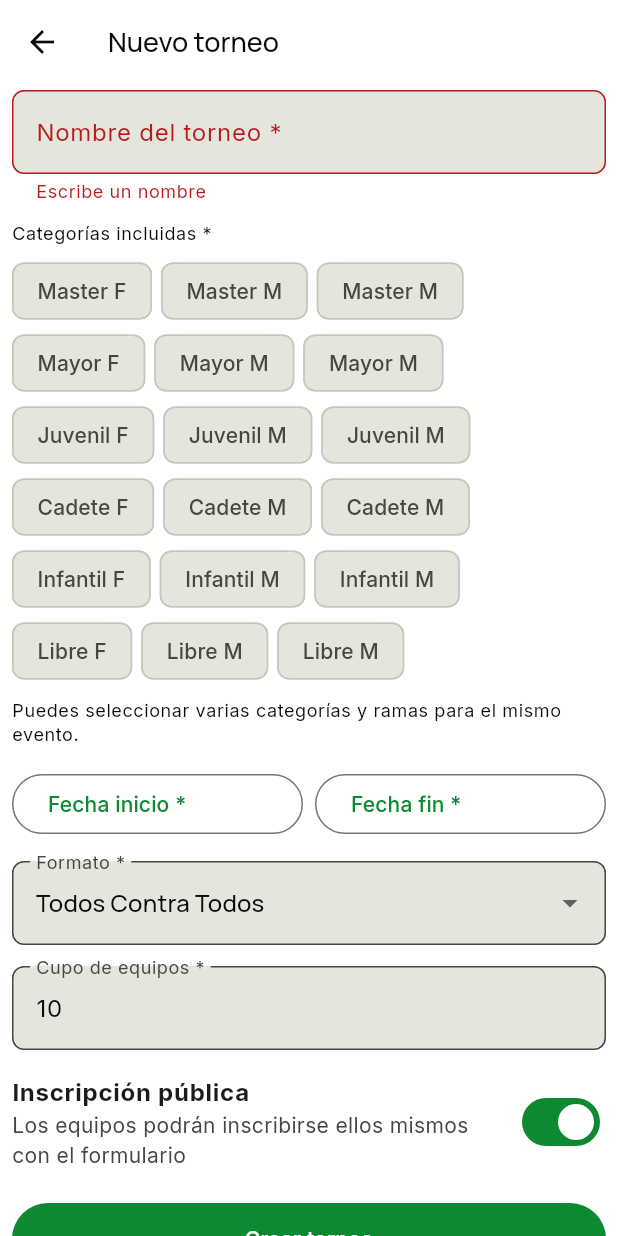
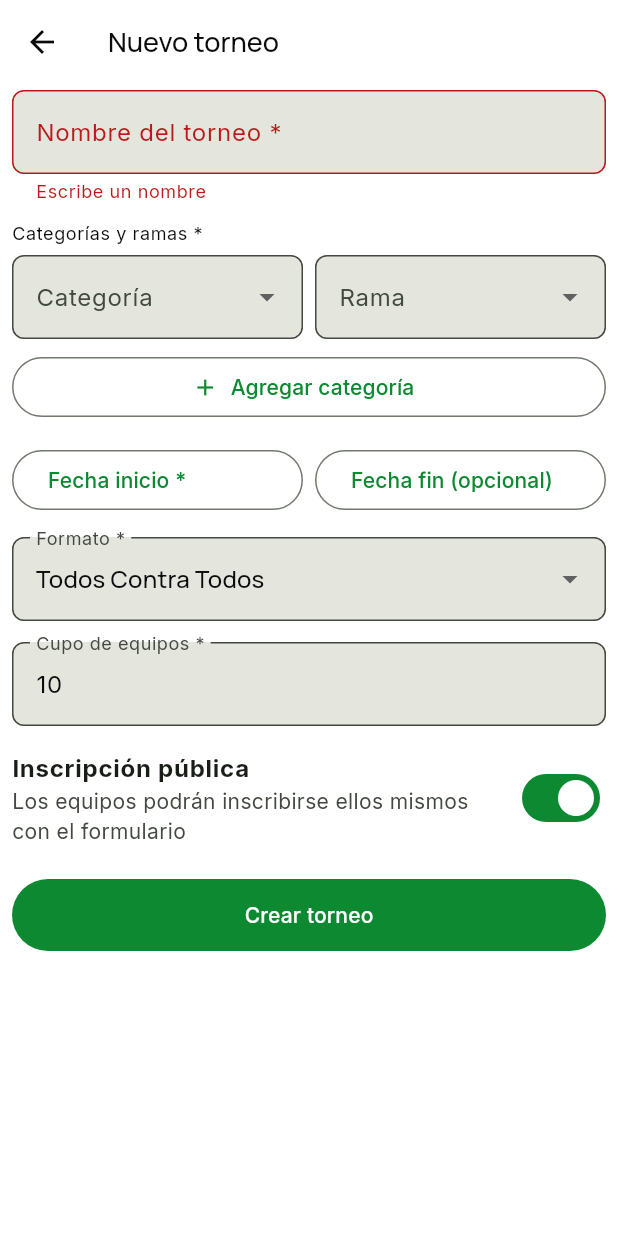
Before and after one commit to tatiana1104/handplay_demo, a Flutter app: the CreateTournamentScreen screen opened directly with empty values, after a tap on "Crear torneo", on a phone screen of 412 x 824 dp. Run offline on Flutter 3.47's test engine with Material 3 defaults, Android fonts, the phone set to English and light mode, and no system bars; our stand-ins replace cloud_firestore, dartz, equatable, firebase_auth, firebase_core, flutter_bloc and 4 more; accounts and stored records are empty; statements that could not run were skipped.

Commit message:
Make end date optional and add category branch dropdowns

```diff
--- a/lib/features/tournaments/presentation/screens/create_tournament_screen.dart
+++ b/lib/features/tournaments/presentation/screens/create_tournament_screen.dart
@@ -21,6 +21,8 @@ class _CreateTournamentScreenState extends State<CreateTournamentScreen> {
   final _nameController = TextEditingController();
   final _teamLimitController = TextEditingController(text: '10');
   final Set<String> _categories = {};
+  String? _selectedCategory;
+  String? _selectedBranch;
   String _format = TournamentConstants.formats.first;
   DateTime? _startDate;
   DateTime? _endDate;
@@ -34,14 +36,30 @@ class _CreateTournamentScreenState extends State<CreateTournamentScreen> {
     super.dispose();
   }
 
+  void _addCategoryBranch() {
+    if (_selectedCategory == null || _selectedBranch == null) {
+      _showMessage('Selecciona una categoría y una rama.');
+      return;
+    }
+    setState(() {
+      _categories.add('$_selectedCategory|$_selectedBranch');
+      _selectedCategory = null;
+      _selectedBranch = null;
+    });
+  }
+
   Future<void> _submit() async {
     if (!_formKey.currentState!.validate()) return;
     if (_categories.isEmpty) {
-      _showMessage('Selecciona al menos una categoría y rama.');
+      _showMessage('Agrega al menos una categoría y rama.');
       return;
     }
-    if (_startDate == null || _endDate == null || !_endDate!.isAfter(_startDate!)) {
-      _showMessage('Selecciona fechas válidas para el torneo.');
+    if (_startDate == null) {
+      _showMessage('Selecciona la fecha de inicio.');
+      return;
+    }
+    if (_endDate != null && !_endDate!.isAfter(_startDate!)) {
+      _showMessage('La fecha fin debe ser posterior a la fecha de inicio.');
       return;
     }
 
@@ -59,7 +77,7 @@ class _CreateTournamentScreenState extends State<CreateTournamentScreen> {
         id: '',
         adminId: user.uid,
         name: _nameController.text.trim(),
-        status: 'upcoming',
+        status: TournamentConstants.statuses[1],
         startDate: _startDate,
         endDate: _endDate,
         format: _format,
@@ -77,7 +95,12 @@ class _CreateTournamentScreenState extends State<CreateTournamentScreen> {
   }
 
   Future<void> _pickDate({required bool start}) async {
-    final selected = await showDatePicker(context: context, firstDate: DateTime.now().subtract(const Duration(days: 1)), lastDate: DateTime(2035), initialDate: start ? (_startDate ?? DateTime.now()) : (_endDate ?? _startDate ?? DateTime.now()));
+    final selected = await showDatePicker(
+      context: context,
+      firstDate: DateTime.now().subtract(const Duration(days: 1)),
+      lastDate: DateTime(2035),
+      initialDate: start ? (_startDate ?? DateTime.now()) : (_endDate ?? _startDate ?? DateTime.now()),
+    );
     if (selected != null) setState(() => start ? _startDate = selected : _endDate = selected);
   }
 
@@ -95,15 +118,23 @@ class _CreateTournamentScreenState extends State<CreateTournamentScreen> {
           children: [
             TextFormField(controller: _nameController, decoration: const InputDecoration(labelText: 'Nombre del torneo *', hintText: 'Interclubes 2026'), validator: (v) => v == null || v.trim().isEmpty ? 'Escribe un nombre' : null),
             const SizedBox(height: 12),
-            Text('Categorías incluidas *', style: theme.textTheme.bodySmall),
+            Text('Categorías y ramas *', style: theme.textTheme.bodySmall),
             const SizedBox(height: 6),
-            ...TournamentConstants.categories.map((category) => _CategoryGroup(category: category, selected: _categories, onChanged: () => setState(() {}))),
+            Row(children: [
+              Expanded(child: DropdownButtonFormField<String>(value: _selectedCategory, decoration: const InputDecoration(labelText: 'Categoría'), items: TournamentConstants.categories.map((value) => DropdownMenuItem(value: value, child: Text(titleCase(value)))).toList(), onChanged: (value) => setState(() => _selectedCategory = value))),
+              const SizedBox(width: 8),
+              Expanded(child: DropdownButtonFormField<String>(value: _selectedBranch, decoration: const InputDecoration(labelText: 'Rama'), items: TournamentConstants.branches.map((value) => DropdownMenuItem(value: value, child: Text(titleCase(value)))).toList(), onChanged: (value) => setState(() => _selectedBranch = value))),
+            ]),
             const SizedBox(height: 8),
-            Text('Puedes seleccionar varias categorías y ramas para el mismo evento.', style: theme.textTheme.bodySmall),
+            OutlinedButton.icon(onPressed: _addCategoryBranch, icon: const Icon(Icons.add), label: const Text('Agregar categoría')),
+            if (_categories.isNotEmpty) ...[
+              const SizedBox(height: 8),
+              Wrap(spacing: 6, runSpacing: 4, children: _categories.map((value) => InputChip(label: Text(value.split('|').map(titleCase).join(' · ')), onDeleted: () => setState(() => _categories.remove(value)))).toList()),
+            ],
             const SizedBox(height: 14),
-            Row(children: [Expanded(child: _DateButton(label: 'Fecha inicio *', value: _startDate, onPressed: () => _pickDate(start: true))), const SizedBox(width: 8), Expanded(child: _DateButton(label: 'Fecha fin *', value: _endDate, onPressed: () => _pickDate(start: false)))]),
+            Row(children: [Expanded(child: _DateButton(label: 'Fecha inicio *', value: _startDate, onPressed: () => _pickDate(start: true))), const SizedBox(width: 8), Expanded(child: _DateButton(label: 'Fecha fin (opcional)', value: _endDate, onPressed: () => _pickDate(start: false)))]),
             const SizedBox(height: 14),
-            DropdownButtonFormField<String>(value: _format, decoration: const InputDecoration(labelText: 'Formato *'), items: TournamentConstants.formats.map((value) => DropdownMenuItem(value: value, child: Text(titleCase(value)))).toList(), onChanged: (value) => setState(() => _format = value!),),
+            DropdownButtonFormField<String>(value: _format, decoration: const InputDecoration(labelText: 'Formato *'), items: TournamentConstants.formats.map((value) => DropdownMenuItem(value: value, child: Text(titleCase(value)))).toList(), onChanged: (value) => setState(() => _format = value!)),
             const SizedBox(height: 14),
             TextFormField(controller: _teamLimitController, keyboardType: TextInputType.number, decoration: const InputDecoration(labelText: 'Cupo de equipos *'), validator: (v) => int.tryParse(v ?? '') == null || int.parse(v!) <= 0 ? 'Indica un cupo válido' : null),
             const SizedBox(height: 8),
@@ -117,24 +148,12 @@ class _CreateTournamentScreenState extends State<CreateTournamentScreen> {
   }
 }
 
-class _CategoryGroup extends StatelessWidget {
-  const _CategoryGroup({required this.category, required this.selected, required this.onChanged});
-  final String category;
-  final Set<String> selected;
-  final VoidCallback onChanged;
-
-  @override
-  Widget build(BuildContext context) => Wrap(spacing: 6, runSpacing: 4, children: TournamentConstants.branches.map((branch) {
-    final key = '$category|$branch';
-    return FilterChip(label: Text('${titleCase(category)} ${titleCase(branch)[0]}'), selected: selected.contains(key), onSelected: (value) { value ? selected.add(key) : selected.remove(key); onChanged(); });
-  }).toList());
-}
-
 class _DateButton extends StatelessWidget {
   const _DateButton({required this.label, required this.value, required this.onPressed});
   final String label;
   final DateTime? value;
   final VoidCallback onPressed;
+
   @override
   Widget build(BuildContext context) => OutlinedButton(onPressed: onPressed, child: Align(alignment: Alignment.centerLeft, child: Text(value == null ? label : '$label: ${value!.day.toString().padLeft(2, '0')}/${value!.month.toString().padLeft(2, '0')}/${value!.year}')));
 }
```
Also changed, not shown: 1 other file.
